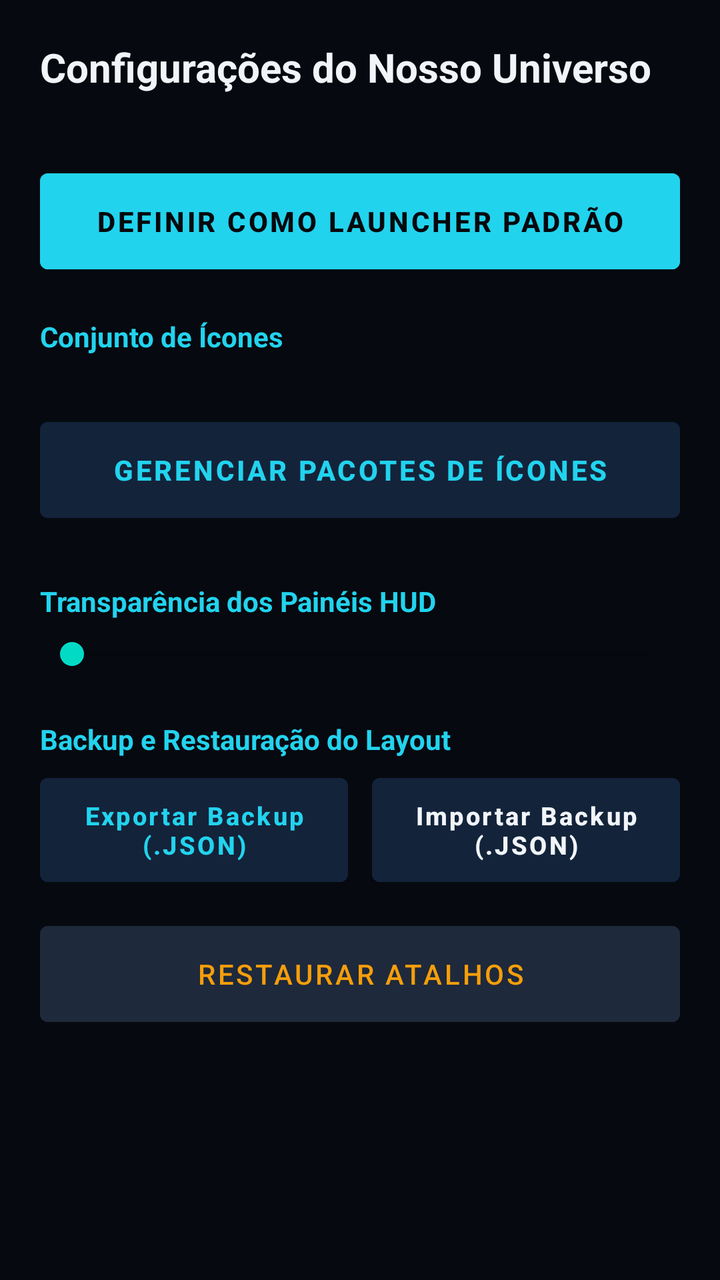
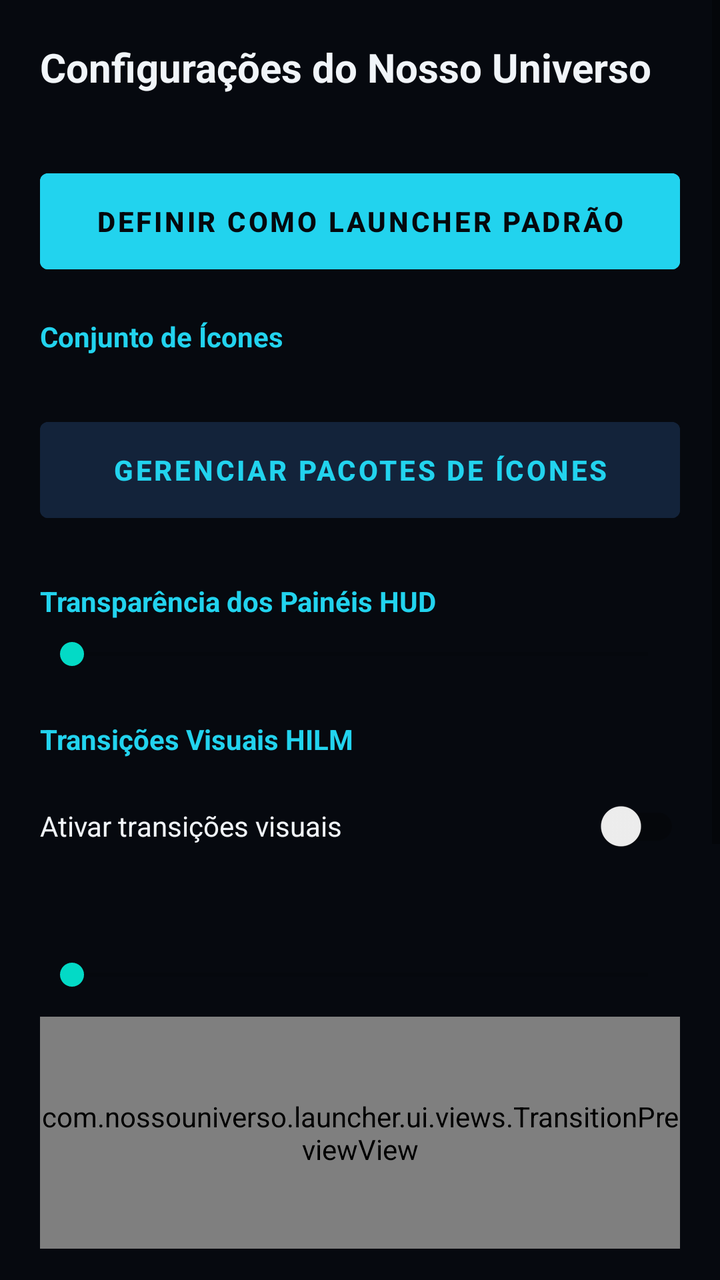

Before-and-after screenshots of an Android layout around one commit, followed by the original layout XML and the change that was made.
<!-- AndroidManifest.xml: application theme Theme.NossoUniverso.Wallpaper -->
<!-- res/layout/activity_settings.xml -->
<?xml version="1.0" encoding="utf-8"?>
<ScrollView xmlns:android="http://schemas.android.com/apk/res/android"
    android:layout_width="match_parent"
    android:layout_height="match_parent"
    android:background="#06090F"
    android:fillViewport="true"
    android:fitsSystemWindows="true">

    <LinearLayout
        android:layout_width="match_parent"
        android:layout_height="wrap_content"
        android:orientation="vertical"
        android:paddingStart="20dp"
        android:paddingTop="20dp"
        android:paddingEnd="20dp"
        android:paddingBottom="40dp">

        <TextView
            android:layout_width="wrap_content"
            android:layout_height="wrap_content"
            android:text="@string/settings_title"
            android:textColor="@color/hud_text_primary"
            android:textSize="20sp"
            android:textStyle="bold" />

        <TextView
            android:id="@+id/txtDefaultStatus"
            android:layout_width="match_parent"
            android:layout_height="wrap_content"
            android:layout_marginTop="12dp"
            android:textColor="@color/hud_text_secondary"
            android:textSize="13sp" />

        <Button
            android:id="@+id/btnSetDefaultLauncher"
            android:layout_width="match_parent"
            android:layout_height="wrap_content"
            android:layout_marginTop="10dp"
            android:backgroundTint="@color/hud_cyan"
            android:gravity="center"
            android:insetTop="0dp"
            android:insetBottom="0dp"
            android:minHeight="48dp"
            android:paddingHorizontal="16dp"
            android:paddingVertical="12dp"
            android:singleLine="false"
            android:text="@string/set_default_launcher"
            android:textColor="#05080D"
            android:textStyle="bold" />

        <TextView
            android:layout_width="wrap_content"
            android:layout_height="wrap_content"
            android:layout_marginTop="24dp"
            android:text="@string/icon_pack_section"
            android:textColor="@color/hud_cyan"
            android:textSize="14sp"
            android:textStyle="bold" />

        <TextView
            android:id="@+id/txtSettingsActivePack"
            android:layout_width="match_parent"
            android:layout_height="wrap_content"
            android:layout_marginTop="6dp"
            android:textColor="@color/hud_text_secondary"
            android:textSize="12.5sp" />

        <Button
            android:id="@+id/btnOpenIconPackManager"
            android:layout_width="match_parent"
            android:layout_height="wrap_content"
            android:layout_marginTop="10dp"
            android:backgroundTint="#13233A"
            android:gravity="center"
            android:insetTop="0dp"
            android:insetBottom="0dp"
            android:minHeight="48dp"
            android:paddingHorizontal="16dp"
            android:paddingVertical="12dp"
            android:singleLine="false"
            android:text="@string/manage_icon_packs"
            android:textColor="@color/hud_cyan"
            android:textStyle="bold" />

        <RadioGroup
            android:id="@+id/radioIconPacks"
            android:layout_width="match_parent"
            android:layout_height="wrap_content"
            android:layout_marginTop="8dp" />

        <TextView
            android:layout_width="wrap_content"
            android:layout_height="wrap_content"
            android:layout_marginTop="24dp"
            android:text="@string/hud_transparency_section"
            android:textColor="@color/hud_cyan"
            android:textSize="14sp"
            android:textStyle="bold" />

        <SeekBar
            android:id="@+id/seekOpacity"
            android:layout_width="match_parent"
            android:layout_height="wrap_content"
            android:layout_marginTop="8dp"
            android:max="70" />

        <TextView
            android:layout_width="wrap_content"
            android:layout_height="wrap_content"
            android:layout_marginTop="24dp"
            android:text="@string/backup_section"
            android:textColor="@color/hud_cyan"
            android:textSize="14sp"
            android:textStyle="bold" />

        <LinearLayout
            android:layout_width="match_parent"
            android:layout_height="wrap_content"
            android:layout_marginTop="10dp"
            android:baselineAligned="false"
            android:orientation="horizontal">

            <Button
                android:id="@+id/btnExportBackup"
                android:layout_width="0dp"
                android:layout_height="wrap_content"
                android:layout_marginEnd="6dp"
                android:layout_weight="1"
                android:backgroundTint="#13233A"
                android:gravity="center"
                android:insetTop="0dp"
                android:insetBottom="0dp"
                android:minHeight="52dp"
                android:paddingHorizontal="10dp"
                android:paddingVertical="10dp"
                android:singleLine="false"
                android:text="@string/export_backup_json"
                android:textAllCaps="false"
                android:textColor="@color/hud_cyan"
                android:textSize="12.5sp"
                android:textStyle="bold" />

            <Button
                android:id="@+id/btnImportBackup"
                android:layout_width="0dp"
                android:layout_height="wrap_content"
                android:layout_marginStart="6dp"
                android:layout_weight="1"
                android:backgroundTint="#13233A"
                android:gravity="center"
                android:insetTop="0dp"
                android:insetBottom="0dp"
                android:minHeight="52dp"
                android:paddingHorizontal="10dp"
                android:paddingVertical="10dp"
                android:singleLine="false"
                android:text="@string/import_backup_json"
                android:textAllCaps="false"
                android:textColor="@color/hud_text_primary"
                android:textSize="12.5sp"
                android:textStyle="bold" />
        </LinearLayout>

        <Button
            android:id="@+id/btnResetShortcuts"
            android:layout_width="match_parent"
            android:layout_height="wrap_content"
            android:layout_marginTop="22dp"
            android:backgroundTint="#1E293B"
            android:gravity="center"
            android:insetTop="0dp"
            android:insetBottom="0dp"
            android:minHeight="48dp"
            android:paddingHorizontal="16dp"
            android:paddingVertical="12dp"
            android:singleLine="false"
            android:text="@string/reset_shortcuts"
            android:textColor="@color/hud_amber" />
    </LinearLayout>
</ScrollView>
<!-- resources referenced by this layout -->
<resources>
  <color name="hud_amber">#F59E0B</color>
  <color name="hud_cyan">#22D3EE</color>
  <color name="hud_text_primary">#F1F5F9</color>
  <color name="hud_text_secondary">#94A3B8</color>
  <string name="backup_section">Backup e Restauração do Layout</string>
  <string name="export_backup_json">Exportar Backup (.JSON)</string>
  <string name="hud_transparency_section">Transparência dos Painéis HUD</string>
  <string name="icon_pack_section">Conjunto de Ícones</string>
  <string name="import_backup_json">Importar Backup (.JSON)</string>
  <string name="manage_icon_packs">Gerenciar Pacotes de Ícones</string>
  <string name="reset_shortcuts">Restaurar Atalhos</string>
  <string name="set_default_launcher">Definir como Launcher Padrão</string>
  <string name="settings_title">Configurações do Nosso Universo</string>
  <style name="Theme.NossoUniverso.Wallpaper" parent="Theme.MaterialComponents.DayNight.NoActionBar">
          <item name="android:windowShowWallpaper">true</item>
          <item name="android:windowBackground">@android:color/transparent</item>
          <item name="android:colorBackground">@android:color/transparent</item>
          <item name="android:colorBackgroundCacheHint">@null</item>
          <item name="android:windowContentOverlay">@null</item>
          <item name="android:backgroundDimEnabled">false</item>
          <item name="android:backgroundDimAmount">0.0</item>
          <item name="android:statusBarColor">@android:color/transparent</item>
          <item name="android:navigationBarColor">@android:color/transparent</item>
          <item name="android:windowLightStatusBar">false</item>
          <item name="android:windowDrawsSystemBarBackgrounds">true</item>
      </style>
</resources>

<!-- the commit's change to res/layout/activity_settings.xml (unified diff, before → after) -->
@@ -103,6 +103,130 @@
             android:layout_height="wrap_content"
             android:layout_marginTop="8dp"
             android:max="70" />
+
+        <TextView
+            android:layout_width="wrap_content"
+            android:layout_height="wrap_content"
+            android:layout_marginTop="24dp"
+            android:text="@string/transitions_section"
+            android:textColor="@color/hud_cyan"
+            android:textSize="14sp"
+            android:textStyle="bold" />
+
+        <TextView
+            android:id="@+id/txtTransitionAccessibilityNote"
+            android:layout_width="match_parent"
+            android:layout_height="wrap_content"
+            android:layout_marginTop="8dp"
+            android:background="#1A263B"
+            android:paddingHorizontal="12dp"
+            android:paddingVertical="10dp"
+            android:text="@string/transitions_accessibility_note"
+            android:textColor="@color/hud_amber"
+            android:textSize="12sp"
+            android:visibility="gone" />
+
+        <androidx.appcompat.widget.SwitchCompat
+            android:id="@+id/switchTransitionsEnabled"
+            android:layout_width="match_parent"
+            android:layout_height="wrap_content"
+            android:layout_marginTop="10dp"
+            android:minHeight="48dp"
+            android:paddingVertical="8dp"
+            android:text="@string/transitions_enable_label"
+            android:textColor="@color/hud_text_primary"
+            android:textSize="14sp" />
+
+        <RadioGroup
+            android:id="@+id/radioTransitionEffects"
+            android:layout_width="match_parent"
+            android:layout_height="wrap_content"
+            android:layout_marginTop="6dp" />
+
+        <TextView
+            android:id="@+id/txtTransitionDurationValue"
+            android:layout_width="match_parent"
+            android:layout_height="wrap_content"
+            android:layout_marginTop="12dp"
+            android:textColor="@color/hud_text_secondary"
+            android:textSize="12.5sp" />
+
+        <SeekBar
+            android:id="@+id/seekTransitionDuration"
+            android:layout_width="match_parent"
+            android:layout_height="wrap_content"
+            android:layout_marginTop="6dp"
+            android:max="42" />
+
+        <com.nossouniverso.launcher.ui.views.TransitionPreviewView
+            android:id="@+id/transitionPreviewStage"
+            android:layout_width="match_parent"
+            android:layout_height="116dp"
+            android:layout_marginTop="12dp" />
+
+        <TextView
+            android:id="@+id/txtTransitionPreviewStatus"
+            android:layout_width="match_parent"
+            android:layout_height="wrap_content"
+            android:layout_marginTop="6dp"
+            android:textColor="@color/hud_text_secondary"
+            android:textSize="12sp" />
+
+        <LinearLayout
+            android:layout_width="match_parent"
+            android:layout_height="wrap_content"
+            android:layout_marginTop="10dp"
+            android:baselineAligned="false"
+            android:orientation="horizontal">
+
+            <Button
+                android:id="@+id/btnPreviewTransition"
+                android:layout_width="0dp"
+                android:layout_height="wrap_content"
+                android:layout_marginEnd="6dp"
+                android:layout_weight="1"
+                android:backgroundTint="#13233A"
+                android:gravity="center"
+                android:insetTop="0dp"
+                android:insetBottom="0dp"
+                android:minHeight="48dp"
+                android:paddingHorizontal="10dp"
+                android:paddingVertical="10dp"
+                android:singleLine="false"
+                android:text="@string/transitions_preview_test"
+                android:textAllCaps="false"
+                android:textColor="@color/hud_cyan"
+                android:textSize="12.5sp"
+                android:textStyle="bold" />
+
+            <Button
+                android:id="@+id/btnApplyTransition"
+                android:layout_width="0dp"
+                android:layout_height="wrap_content"
+                android:layout_marginStart="6dp"
+                android:layout_weight="1"
+                android:backgroundTint="@color/hud_cyan"
+                android:gravity="center"
+                android:insetTop="0dp"
+                android:insetBottom="0dp"
+                android:minHeight="48dp"
+                android:paddingHorizontal="10dp"
+                android:paddingVertical="10dp"
+                android:singleLine="false"
+                android:text="@string/transitions_apply"
+                android:textAllCaps="false"
+                android:textColor="#05080D"
+                android:textSize="12.5sp"
+                android:textStyle="bold" />
+        </LinearLayout>
+
+        <TextView
+            android:layout_width="match_parent"
+            android:layout_height="wrap_content"
+            android:layout_marginTop="8dp"
+            android:text="@string/transitions_android_scope_note"
+            android:textColor="@color/hud_text_secondary"
+            android:textSize="11.5sp" />
 
         <TextView
             android:layout_width="wrap_content"
<!-- resource entries referenced after the edit -->
@@ -13,6 +13,12 @@
   <string name="reset_shortcuts">Restaurar Atalhos</string>
   <string name="set_default_launcher">Definir como Launcher Padrão</string>
   <string name="settings_title">Configurações do Nosso Universo</string>
+  <string name="transitions_accessibility_note">Redução de animações ativa nas configurações de acessibilidade do Android. Os efeitos ficam suspensos enquanto essa opção do sistema estiver ligada.</string>
+  <string name="transitions_android_scope_note">Aplicadas nas gavetas, painéis, telas internas e abertura de apps do HILM. Animações internas de outros aplicativos seguem o próprio app e o Android.</string>
+  <string name="transitions_apply">Aplicar Transição</string>
+  <string name="transitions_enable_label">Ativar transições visuais</string>
+  <string name="transitions_preview_test">Testar Prévia</string>
+  <string name="transitions_section">Transições Visuais HILM</string>
   <style name="Theme.NossoUniverso.Wallpaper" parent="Theme.MaterialComponents.DayNight.NoActionBar">
           <item name="android:windowShowWallpaper">true</item>
           <item name="android:windowBackground">@android:color/transparent</item>
